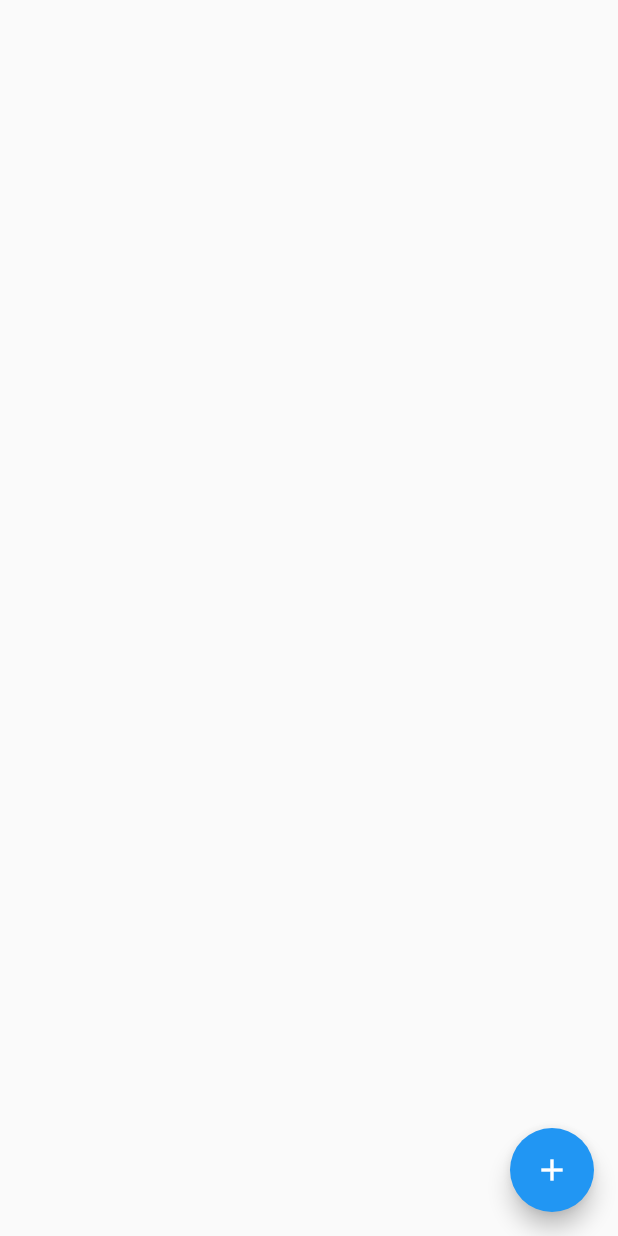
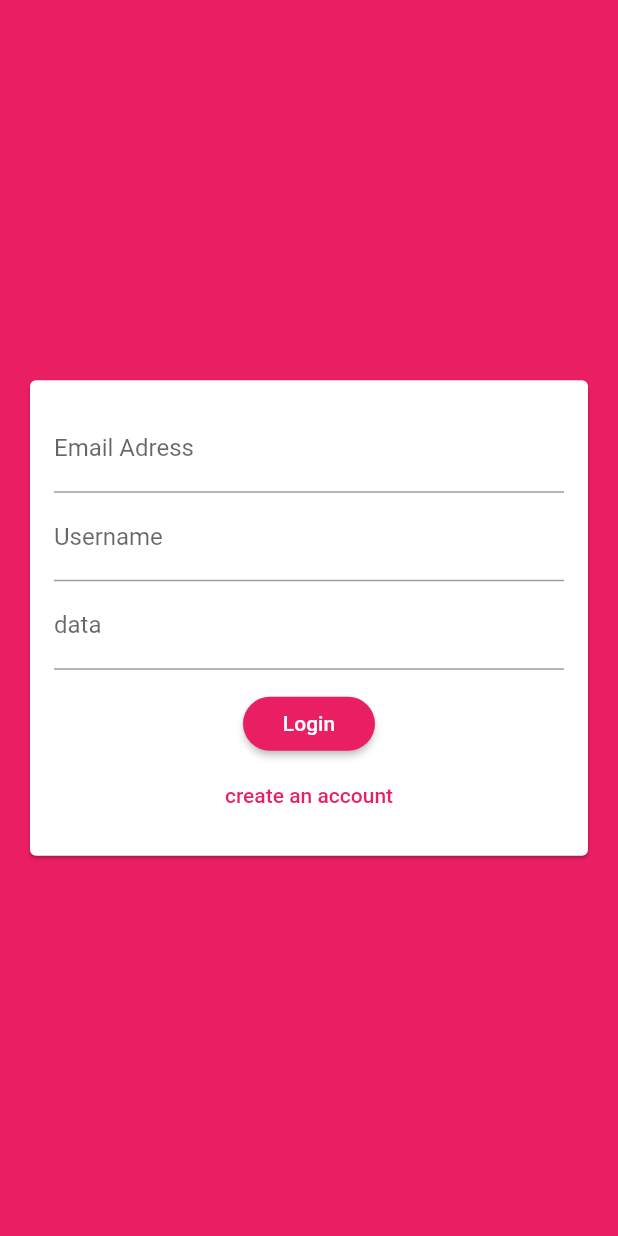
Before and after one commit to rezatrue/fultter_chat_app, a Flutter app: the screen it shows after launch, on a phone screen of 412 x 824 dp. Run offline on Flutter 3.47's test engine with Material 2 defaults, Android fonts, the phone set to English and light mode, and no system bars; our stand-ins replace cloud_firestore, firebase_core; accounts and stored records are empty.

Commit message:
Auth form 324

```diff
--- a/lib/main.dart
+++ b/lib/main.dart
@@ -1,4 +1,5 @@
 import 'package:flutter/material.dart';
+import 'package:flutter_chat_app/screens/auth_screen.dart';
 import 'package:flutter_chat_app/screens/chat_screen.dart';
 import 'package:firebase_core/firebase_core.dart';
 //import 'firebase_options.dart';
@@ -23,9 +24,19 @@ class MyApp extends StatelessWidget {
     return MaterialApp(
       title: 'Flutter Demo',
       theme: ThemeData(
-        primarySwatch: Colors.blue,
+        primarySwatch: Colors.pink,
+        backgroundColor: Colors.pink,
+        accentColor: Colors.purple,
+        accentColorBrightness: Brightness.dark,
+        buttonTheme: ButtonTheme.of(context).copyWith(
+          buttonColor: Colors.pink,
+          textTheme: ButtonTextTheme.primary,
+          shape:
+              RoundedRectangleBorder(borderRadius: BorderRadius.circular(20)),
+        ),
       ),
-      home: const ChatScreen(title: 'Flutter Chat Room'),
+      // home: const ChatScreen(title: 'Flutter Chat Room'),
+      home: AuthScreen(),
     );
   }
 }
--- a/lib/screens/auth_screen.dart
+++ b/lib/screens/auth_screen.dart
@@ -0,0 +1,21 @@
+import 'package:flutter/material.dart';
+import 'package:flutter/src/foundation/key.dart';
+import 'package:flutter/src/widgets/framework.dart';
+import 'package:flutter_chat_app/widgets/auth_form.dart';
+
+class AuthScreen extends StatefulWidget {
+  const AuthScreen({Key? key}) : super(key: key);
+
+  @override
+  State<AuthScreen> createState() => _AuthScreenState();
+}
+
+class _AuthScreenState extends State<AuthScreen> {
+  @override
+  Widget build(BuildContext context) {
+    return Scaffold(
+      backgroundColor: Theme.of(context).primaryColor,
+      body: AuthForm(),
+    );
+  }
+}
--- /dev/null
+++ b/lib/widgets/auth_form.dart
@@ -0,0 +1,55 @@
+import 'package:flutter/material.dart';
+import 'package:flutter/src/foundation/key.dart';
+import 'package:flutter/src/widgets/framework.dart';
+
+class AuthForm extends StatefulWidget {
+  const AuthForm({Key? key}) : super(key: key);
+
+  @override
+  State<AuthForm> createState() => _AuthFormState();
+}
+
+class _AuthFormState extends State<AuthForm> {
+  @override
+  Widget build(BuildContext context) {
+    return Center(
+      child: Card(
+        margin: EdgeInsets.all(20),
+        child: SingleChildScrollView(
+          child: Padding(
+            padding: EdgeInsets.all(16),
+            child: Form(
+                child: Column(
+              mainAxisSize: MainAxisSize.min,
+              children: [
+                TextFormField(
+                  keyboardType: TextInputType.emailAddress,
+                  decoration: InputDecoration(labelText: 'Email Adress'),
+                ),
+                TextFormField(
+                  decoration: InputDecoration(labelText: 'Username'),
+                ),
+                TextFormField(
+                  decoration: InputDecoration(labelText: 'data'),
+                  obscureText: true,
+                ),
+                SizedBox(
+                  height: 12,
+                ),
+                RaisedButton(
+                  child: Text('Login'),
+                  onPressed: () {},
+                ),
+                FlatButton(
+                  child: Text('create an account'),
+                  textColor: Theme.of(context).primaryColor,
+                  onPressed: () {},
+                ),
+              ],
+            )),
+          ),
+        ),
+      ),
+    );
+  }
+}
```
